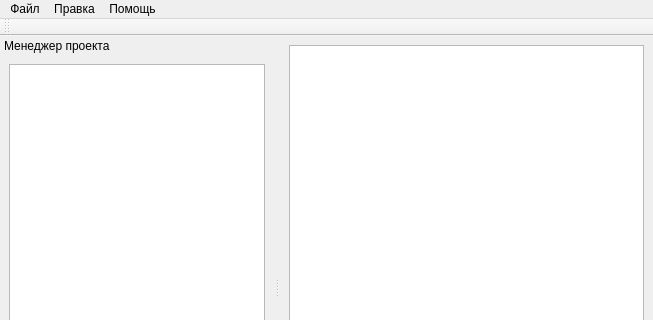
First picture: the form in Lithium/mainwindow.ui, repository GSA05/Lithium, before the edit; both pictures show x 0 to 653 and y 0 to 320 of the 653 by 559 pixel window.
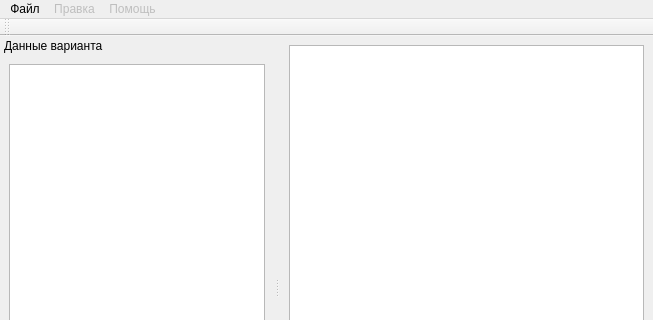
Second picture: the form after the edit.

Commit message: #12: Открытие списка максинов

```diff
--- a/Lithium/mainwindow.ui
+++ b/Lithium/mainwindow.ui
@@ -45,11 +45,17 @@
     <addaction name="exitAction"/>
    </widget>
    <widget class="QMenu" name="menu_2">
+    <property name="enabled">
+     <bool>false</bool>
+    </property>
     <property name="title">
      <string>Правка</string>
     </property>
    </widget>
    <widget class="QMenu" name="menu_3">
+    <property name="enabled">
+     <bool>false</bool>
+    </property>
     <property name="title">
      <string>Помощь</string>
     </property>
@@ -68,7 +74,7 @@
     <set>Qt::LeftDockWidgetArea|Qt::RightDockWidgetArea</set>
    </property>
    <property name="windowTitle">
-    <string>Менеджер проекта</string>
+    <string>Данные варианта</string>
    </property>
    <attribute name="dockWidgetArea">
     <number>1</number>
```
Left out of the diff: 47 changed lines with no effect on the pictures. The commit also changes 2 other files.
